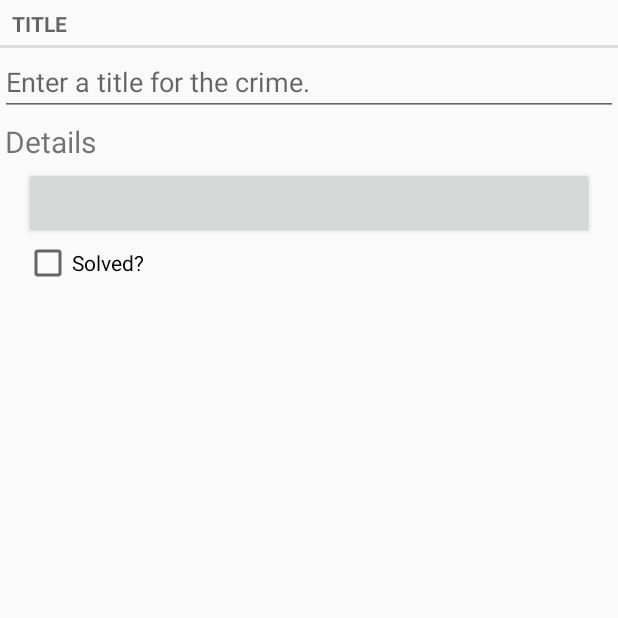
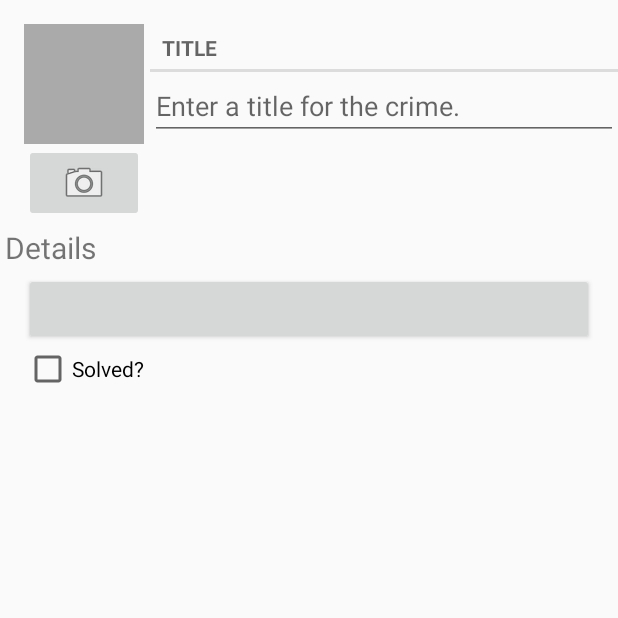
Before and after one commit to abhishekkumar1989/android1, an Android app: the fragment CrimeFragment placed in its activity, on a phone screen of 412 x 824 dp, the top half of it. Run offline under Robolectric (Android 15) with nearby library versions, the phone set to English and light mode, and no system bars; 7 statements that could not run were skipped.

Commit message:
added photo capture

```diff
--- a/criminalIntent/src/main/java/com/abhishek_k/mymodule/criminalIntent/CrimeFragment.java
+++ b/criminalIntent/src/main/java/com/abhishek_k/mymodule/criminalIntent/CrimeFragment.java
@@ -2,6 +2,9 @@ package com.abhishek_k.mymodule.criminalIntent;
 
 import android.app.Activity;
 import android.content.Intent;
+import android.content.pm.PackageManager;
+import android.graphics.drawable.BitmapDrawable;
+import android.hardware.Camera;
 import android.os.Bundle;
 import android.support.v4.app.Fragment;
 import android.support.v4.app.FragmentManager;
@@ -18,9 +21,13 @@ import android.widget.Button;
 import android.widget.CheckBox;
 import android.widget.CompoundButton;
 import android.widget.EditText;
+import android.widget.ImageButton;
+import android.widget.ImageView;
 
 import com.abhishek_k.mymodule.criminalIntent.model.Crime;
 import com.abhishek_k.mymodule.criminalIntent.model.CrimeLab;
+import com.abhishek_k.mymodule.criminalIntent.model.Photo;
+import com.abhishek_k.mymodule.criminalIntent.utils.PictureUtils;
 
 import java.util.Date;
 import java.util.UUID;
@@ -32,13 +39,17 @@ import java.util.UUID;
 public class CrimeFragment extends Fragment {
 
     public static final String EXTRA_CRIME_ID = "com.abhishek_k.mymodule.criminalintent.crime_id";
+    private static final String DIALOG_IMAGE = "image";
     private Crime mCrime;
     private EditText mTitleField;
     private Button mDateButton;
     private CheckBox mSolvedCheckBox;
-    private String TAG = "CrimeFragment";
+    private ImageButton imageButton;
+    private ImageView mPhotoView;
+    private static final String TAG = "CrimeFragment";
     private static final String DIALOG_DATE = "date";
     private static final int REQUEST_DATE = 0;
+    private static final int REQUEST_PHOTO = 1;
 
     @Override
     public void onCreate(Bundle savedInstanceState) {
@@ -66,6 +77,32 @@ public class CrimeFragment extends Fragment {
         // We will explicitly add the inflated view to the view's parent
         Log.d(TAG, "CrimeFragment onCreateView() called");
         View view = inflater.inflate(R.layout.fragment_crime, container, false);
+
+        imageButton = (ImageButton) view.findViewById(R.id.crime_imageButton);
+        imageButton.setOnClickListener(new View.OnClickListener() {
+            @Override
+            public void onClick(View v) {
+                Intent intent = new Intent(getActivity(), CrimeCameraActivity.class);
+                startActivityForResult(intent, REQUEST_PHOTO);
+            }
+        });
+
+        mPhotoView = (ImageView) view.findViewById(R.id.crime_imageView);
+        mPhotoView.setOnClickListener(new View.OnClickListener() {
+            public void onClick(View v) {
+                Photo p = mCrime.getPhoto();
+                if (p == null)
+                    return;
+                FragmentManager fm = getActivity()
+                        .getSupportFragmentManager();
+                String path = getActivity()
+                        .getFileStreamPath(p.getFilename()).getAbsolutePath();
+                ImageFragment.newInstance(path)
+                        .show(fm, DIALOG_IMAGE);
+            }
+        });
+
+        checkCamera();
         mTitleField = (EditText) view.findViewById(R.id.crime_title);
         mTitleField.setText(mCrime.getTitle());
         mTitleField.addTextChangedListener(new TextWatcher() {
@@ -110,9 +147,27 @@ public class CrimeFragment extends Fragment {
         return view;
     }
 
+
+    private void checkCamera() {
+        PackageManager pm = getActivity().getPackageManager();
+        boolean hasCamera = pm.hasSystemFeature(PackageManager.FEATURE_CAMERA) || pm.hasSystemFeature(PackageManager.FEATURE_CAMERA_FRONT) ||
+                Camera.getNumberOfCameras() > 0;
+        if (!hasCamera) imageButton.setEnabled(false);
+    }
+
     private void updateDate() {
         String dateString = DateFormat.format("E, MMM dd, yyyy", mCrime.getDate()).toString();
         mDateButton.setText(dateString);
+    }
+
+    private void showPhoto() {
+        Photo p = mCrime.getPhoto();
+        BitmapDrawable b = null;
+        if (p != null) {
+            String path = getActivity().getFileStreamPath(p.getFilename()).getAbsolutePath();
+            b = PictureUtils.getScaledDrawable(getActivity(), path);
+        }
+        mPhotoView.setImageDrawable(b);
     }
 
     @Override
@@ -122,16 +177,34 @@ public class CrimeFragment extends Fragment {
     }
 
     @Override
+    public void onStart() {
+        super.onStart();
+        showPhoto();
+    }
+
+    @Override
     public void onActivityResult(int requestCode, int resultCode, Intent data) {
         // If we override the onAcvitiyResult of the activity hosting this CrimeFragment,
         // then we need to call the corresponding Fragment's onActivityResult()
         Log.d(TAG, "onActivityResult() called");
-        if (resultCode != Activity.RESULT_OK) return;
+        if (resultCode != Activity.RESULT_OK) {
+            Log.e(TAG, "onActivityResult() got cancelled result");
+            return;
+        }
+
         if (requestCode == REQUEST_DATE) {
             Date date = (Date) data.getSerializableExtra(DatePickerFragment.EXTRA_DATE);
             mCrime.setDate(date);
             mDateButton.setText(mCrime.getDate().toString());
             updateDate();
+        } else if (requestCode == REQUEST_PHOTO) {
+            String filename = data.getStringExtra(CrimeCameraFragment.EXTRA_PHOTO_FILENAME);
+            if (filename != null) {
+                Photo p = new Photo(filename);
+                mCrime.setPhoto(p);
+                showPhoto();
+                Log.i(TAG, "Crime: " + mCrime.getTitle() + " has a photo " + filename);
+            }
         }
     }
 
@@ -152,4 +225,10 @@ public class CrimeFragment extends Fragment {
         getActivity().setResult(Activity.RESULT_OK, null);
     }
 
+    @Override
+    public void onStop() {
+        super.onStop();
+        PictureUtils.cleanImageView(mPhotoView);
+    }
+
 }
--- a/criminalIntent/src/main/res/layout-land/fragment_crime.xml
+++ b/criminalIntent/src/main/res/layout-land/fragment_crime.xml
@@ -5,44 +5,79 @@
     android:layout_height="match_parent"
     android:orientation="vertical">
 
-    <TextView
+    <LinearLayout
+        android:layout_width="fill_parent"
+        android:layout_height="wrap_content"
+        android:layout_marginLeft="16dp"
+        android:layout_marginTop="16dp"
+        android:orientation="horizontal">
+
+        <LinearLayout
+            android:layout_width="wrap_content"
+            android:layout_height="wrap_content"
+            android:layout_marginRight="4dp"
+            android:orientation="vertical">
+
+            <ImageView
+                android:id="@+id/crime_imageView"
+                android:layout_width="80dp"
+                android:layout_height="80dp"
+                android:background="@android:color/darker_gray"
+                android:cropToPadding="true"
+                android:scaleType="centerInside" />
+
+            <ImageButton
+                android:id="@+id/crime_imageButton"
                 android:layout_width="match_parent"
                 android:layout_height="wrap_content"
-        android:text="@string/crime_title_label"
+                android:src="@android:drawable/ic_menu_camera" />
+        </LinearLayout>
+
+        <LinearLayout
+            android:layout_width="wrap_content"
+            android:layout_height="wrap_content"
+            android:layout_weight="1"
+            android:orientation="vertical">
+
+            <TextView
                 style="?android:listSeparatorTextViewStyle"
-        />
+                android:layout_width="match_parent"
+                android:layout_height="wrap_content"
+                android:text="@string/crime_title_label" />
 
             <EditText
                 android:id="@+id/crime_title"
                 android:layout_width="match_parent"
-        android:hint="@string/crime_title_hint"
-        android:layout_height="wrap_content" />
+                android:layout_height="wrap_content"
+                android:hint="@string/crime_title_hint" />
+        </LinearLayout>
+
+    </LinearLayout>
 
     <TextView
+        style="@style/BigTextStyle"
         android:layout_width="match_parent"
         android:layout_height="wrap_content"
-        android:text="@string/crime_details_label"
-        style="@style/BigTextStyle"
-        />
+        android:text="@string/crime_details_label" />
 
     <LinearLayout
         android:layout_width="match_parent"
+        android:layout_height="wrap_content"
         android:layout_marginLeft="16dp"
-        android:layout_marginRight="16dp"
-        android:layout_height="wrap_content">
+        android:layout_marginRight="16dp">
 
-        <Button android:id="@+id/crime_date"
+        <Button
+            android:id="@+id/crime_date"
+            android:layout_width="wrap_content"
+            android:layout_height="wrap_content"
+            android:layout_weight="1" />
+
+        <CheckBox
+            android:id="@+id/crime_solved"
             android:layout_width="wrap_content"
             android:layout_height="wrap_content"
             android:layout_weight="1"
-            />
-
-        <CheckBox android:id="@+id/crime_solved"
-            android:layout_width="wrap_content"
-            android:layout_height="wrap_content"
-            android:layout_weight="1"
-            android:text="@string/crime_solved_label"
-            />
+            android:text="@string/crime_solved_label" />
     </LinearLayout>
 
 </LinearLayout>
--- a/criminalIntent/src/main/res/layout/fragment_crime.xml
+++ b/criminalIntent/src/main/res/layout/fragment_crime.xml
@@ -5,38 +5,73 @@
     android:layout_height="match_parent"
     android:orientation="vertical">
 
+    <LinearLayout
+        android:layout_width="fill_parent"
+        android:layout_height="wrap_content"
+        android:layout_marginLeft="16dp"
+        android:layout_marginTop="16dp"
+        android:orientation="horizontal">
+
+        <LinearLayout
+            android:layout_width="wrap_content"
+            android:layout_height="wrap_content"
+            android:layout_marginRight="4dp"
+            android:orientation="vertical">
+
+            <ImageView
+                android:id="@+id/crime_imageView"
+                android:layout_width="80dp"
+                android:layout_height="80dp"
+                android:background="@android:color/darker_gray"
+                android:cropToPadding="true"
+                android:scaleType="centerInside" />
+            <ImageButton
+                android:id="@+id/crime_imageButton"
+                android:layout_width="match_parent"
+                android:layout_height="wrap_content"
+                android:src="@android:drawable/ic_menu_camera" />
+        </LinearLayout>
+
+        <LinearLayout
+            android:layout_width="wrap_content"
+            android:layout_height="wrap_content"
+            android:layout_weight="1"
+            android:orientation="vertical">
+
+            <TextView
+                style="?android:listSeparatorTextViewStyle"
+                android:layout_width="match_parent"
+                android:layout_height="wrap_content"
+                android:text="@string/crime_title_label" />
+
+            <EditText
+                android:id="@+id/crime_title"
+                android:layout_width="match_parent"
+                android:layout_height="wrap_content"
+                android:hint="@string/crime_title_hint" />
+        </LinearLayout>
+
+    </LinearLayout>
+
     <TextView
+        style="@style/BigTextStyle"
         android:layout_width="match_parent"
         android:layout_height="wrap_content"
-        android:text="@string/crime_title_label"
-        style="?android:listSeparatorTextViewStyle"
-        />
+        android:text="@string/crime_details_label" />
 
-    <EditText
-        android:id="@+id/crime_title"
-        android:layout_width="match_parent"
-        android:hint="@string/crime_title_hint"
-        android:layout_height="wrap_content" />
-
-    <TextView
+    <Button
+        android:id="@+id/crime_date"
         android:layout_width="match_parent"
         android:layout_height="wrap_content"
-        android:text="@string/crime_details_label"
-        style="@style/BigTextStyle"
-        />
+        android:layout_marginLeft="16dp"
+        android:layout_marginRight="16dp" />
 
-    <Button android:id="@+id/crime_date"
+    <CheckBox
+        android:id="@+id/crime_solved"
         android:layout_width="match_parent"
         android:layout_height="wrap_content"
         android:layout_marginLeft="16dp"
         android:layout_marginRight="16dp"
-        />
-    <CheckBox android:id="@+id/crime_solved"
-        android:layout_width="match_parent"
-        android:layout_height="wrap_content"
-        android:layout_marginLeft="16dp"
-        android:layout_marginRight="16dp"
-        android:text="@string/crime_solved_label"
-        />
+        android:text="@string/crime_solved_label" />
 
 </LinearLayout>
--- a/criminalIntent/src/main/res/values/strings.xml
+++ b/criminalIntent/src/main/res/values/strings.xml
@@ -15,5 +15,6 @@
     <string name="hide_subtitle">Hide Subtitle</string>
     <string name="subtitle">If you see something, say something.</string>
     <string name="delete_crime">Delete</string>
+    <string name="take_picture">Take!</string>
 
 </resources>
```
Also changed, not shown: criminalIntent/src/main/AndroidManifest.xml (+8 -0 lines), criminalIntent/src/main/java/com/abhishek_k/mymodule/criminalIntent/model/Crime.java (+14 -0 lines), criminalIntent/src/main/res/layout/list_item_crime.xml (+7 -9 lines). Lines whose indentation alone changed are shown as unchanged.
